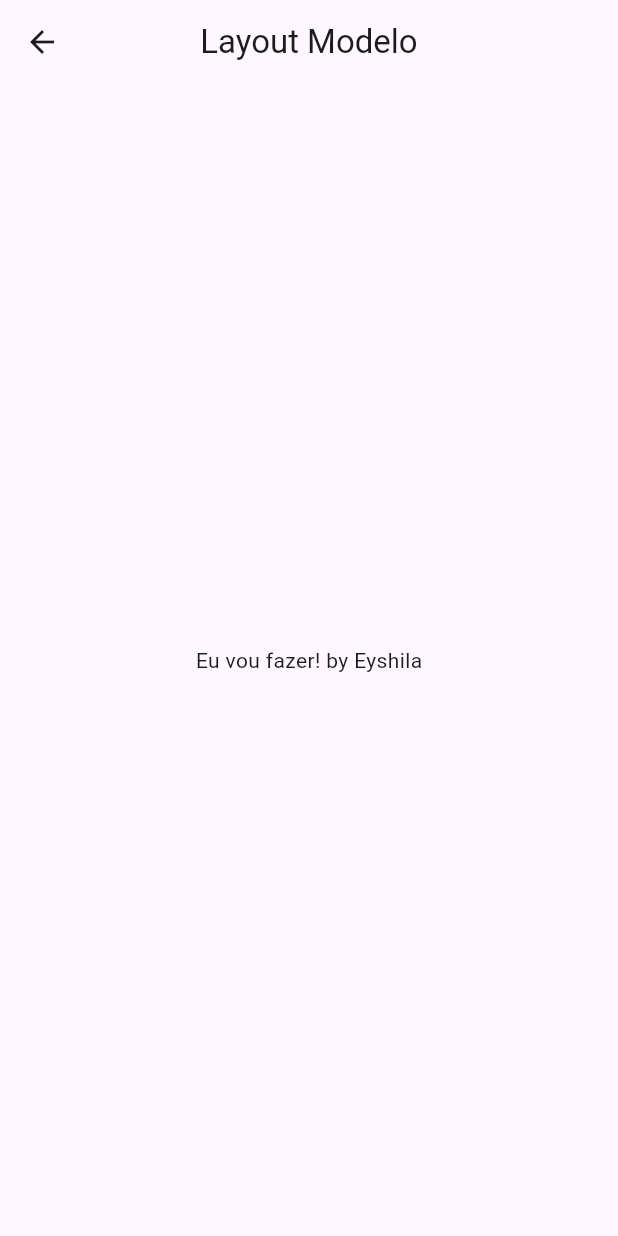
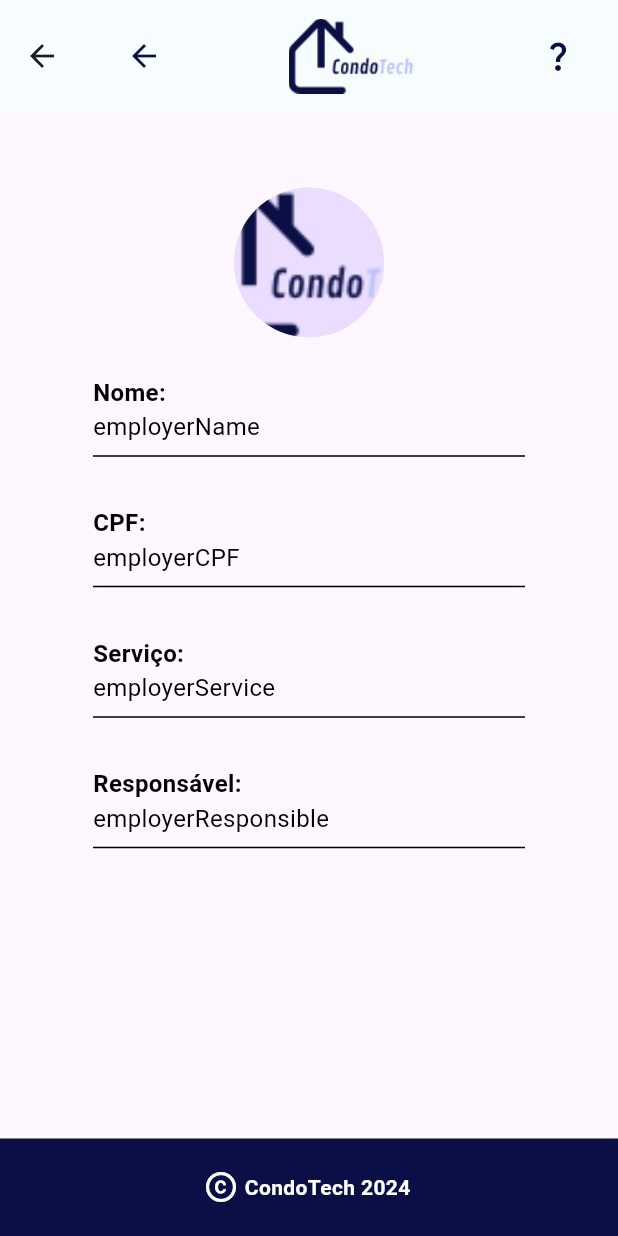
Before and after one commit to CondoTech/condotech_app, a Flutter app: the EmployerInfo screen opened directly, on a phone screen of 412 x 824 dp. Run offline on Flutter 3.47's test engine with Material 3 defaults, Android fonts, the phone set to English and light mode, and no system bars; Roboto replaces fonts that are missing (Mukata).

Commit message:
create employer info

```diff
--- a/condotech/lib/pages/employer_info.dart
+++ b/condotech/lib/pages/employer_info.dart
@@ -1,3 +1,7 @@
+import 'package:condotech/util/appbar.dart';
+import 'package:condotech/util/color.dart';
+import 'package:condotech/util/footer.dart';
+import 'package:condotech/util/information_field.dart';
 import 'package:flutter/material.dart';
 
 class EmployerInfo extends StatelessWidget {
@@ -6,13 +10,39 @@ class EmployerInfo extends StatelessWidget {
   @override
   Widget build(BuildContext context) {
     return Scaffold(
-      appBar: AppBar(
-        title: const Text("Layout Modelo"),
-        centerTitle: true,
+      appBar: MinAppBar(),
+      body: const SingleChildScrollView(
+        child: Column(
+          children: [
+            Padding(
+              padding: EdgeInsets.fromLTRB(62, 50, 62, 35),
+              child: Center(
+                child: Column(
+                  children: [
+                    Center(
+                      child: CircleAvatar(
+                        radius: 50,
+                        backgroundImage: AssetImage("assets/images/logo.png"),
+                      ),
+                    ),
+                    SizedBox(height: 25),
+                    InformationField(title: "Nome:", text: "employerName"),
+                    SizedBox(height: 25),
+                    InformationField(title: "CPF:", text: "employerCPF"),
+                    SizedBox(height: 25),
+                    InformationField(
+                        title: "Serviço:", text: "employerService"),
+                    SizedBox(height: 25),
+                    InformationField(
+                        title: "Responsável:", text: "employerResponsible"),
+                  ],
+                ),
+              ),
+            ),
+          ],
+        ),
       ),
-      body: const Center(
-        child: Text("Eu vou fazer! by Eyshila"),
-      ),
+      bottomNavigationBar: footer(),
     );
   }
 }
```
